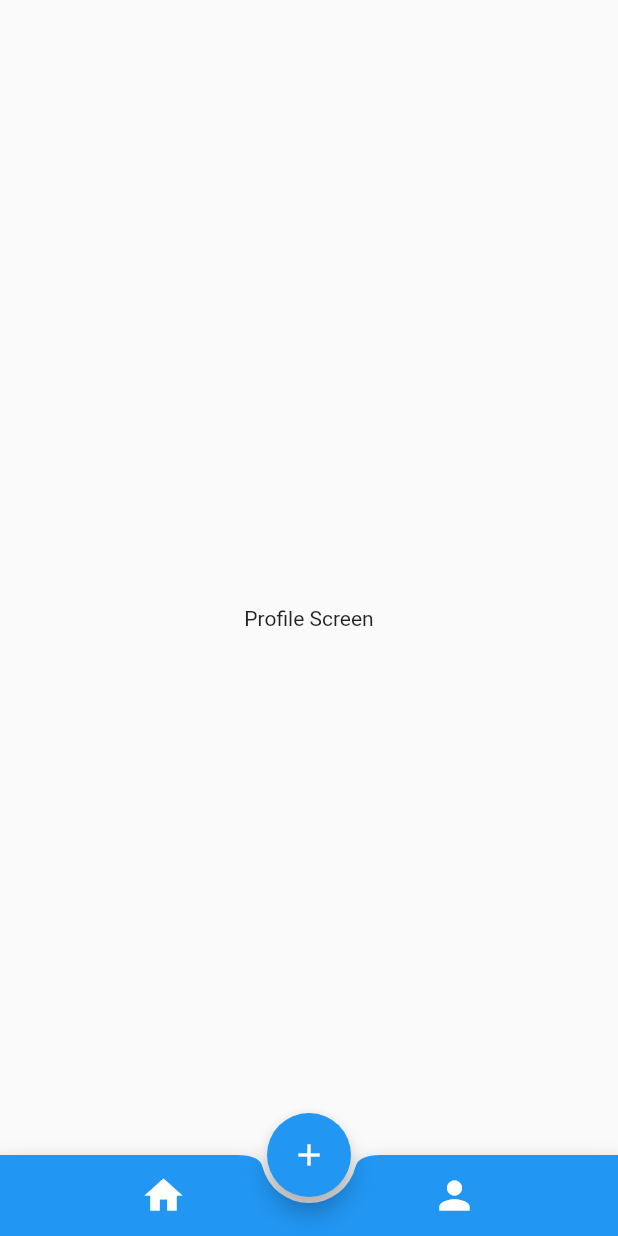
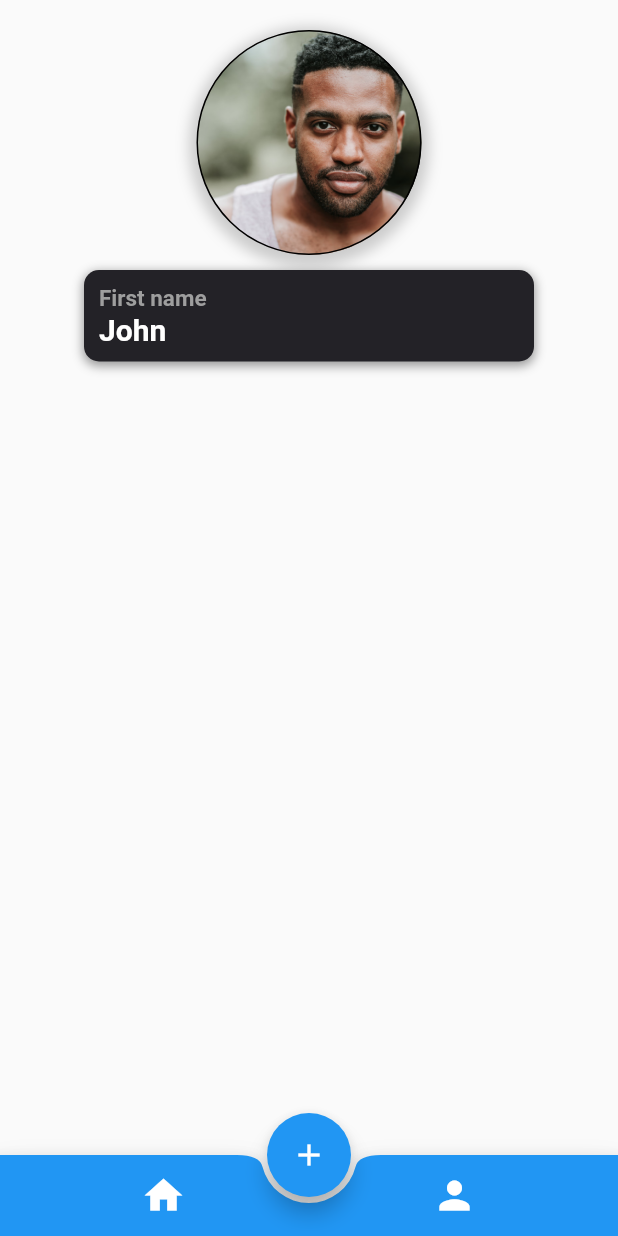
Before and after one commit to julysNICK/games_finish_flutter, a Flutter app: the ProfileScreen screen opened directly, on a phone screen of 412 x 824 dp. Run offline on Flutter 3.47's test engine with Material 2 defaults, Android fonts, the phone set to English and light mode, and no system bars.

Commit message:
add profile screen and add information profile

```diff
--- a/lib/screens/profile/profile_screen.dart
+++ b/lib/screens/profile/profile_screen.dart
@@ -1,4 +1,5 @@
 import 'package:flutter/material.dart';
+import 'package:games_finish/screens/profile/widgets/card_information_profile.dart';
 
 import '../../ui/widgets/my_bottom_app_bar/my_bottom_app_bar.dart';
 import '../home/widgets/bottom_bar/bottom_bar.dart';
@@ -14,8 +15,44 @@ class _ProfileScreenState extends State<ProfileScreen> {
   @override
   Widget build(BuildContext context) {
     return Scaffold(
-      body: const Center(
-        child: Text('Profile Screen'),
+      body: SafeArea(
+        child: Column(
+          children: [
+            const SizedBox(
+              height: 20,
+            ),
+            Center(
+              child: Container(
+                height: 150,
+                width: 150,
+                decoration: BoxDecoration(
+                  image: const DecorationImage(
+                    image: AssetImage('assets/ProfilVector.png'),
+                    fit: BoxFit.cover,
+                  ),
+                  color: Colors.red,
+                  borderRadius: BorderRadius.circular(100),
+                  border: Border.all(
+                    color: Colors.black,
+                    width: 1,
+                  ),
+                  boxShadow: [
+                    BoxShadow(
+                      color: Colors.grey.withOpacity(0.5),
+                      spreadRadius: 5,
+                      blurRadius: 7,
+                      offset: const Offset(0, 3), // changes position of shadow
+                    ),
+                  ],
+                ),
+              ),
+            ),
+            const SizedBox(
+              height: 10,
+            ),
+            const CardInformation()
+          ],
+        ),
       ),
       floatingActionButtonLocation: FloatingActionButtonLocation.centerDocked,
       floatingActionButton: const BottomBarNav(),
--- /dev/null
+++ b/lib/screens/profile/widgets/card_information_profile.dart
@@ -0,0 +1,46 @@
+import 'package:flutter/material.dart';
+
+class CardInformation extends StatelessWidget {
+  const CardInformation({
+    super.key,
+  });
+
+  @override
+  Widget build(BuildContext context) {
+    return Container(
+      width: 300,
+      padding: const EdgeInsets.symmetric(vertical: 10, horizontal: 10),
+      decoration: BoxDecoration(
+        color: const Color(0xFF232227),
+        borderRadius: const BorderRadius.all(
+          Radius.circular(10),
+        ),
+        boxShadow: [
+          BoxShadow(
+            color: Colors.black.withOpacity(0.4),
+            spreadRadius: 0.5,
+            blurRadius: 5,
+            offset: const Offset(0, 2),
+          ),
+        ],
+      ),
+      child:
+          Column(crossAxisAlignment: CrossAxisAlignment.start, children: const [
+        Text(
+          'First name',
+          style: TextStyle(
+            color: Colors.grey,
+            fontSize: 15,
+            fontWeight: FontWeight.bold,
+          ),
+        ),
+        Text("John",
+            style: TextStyle(
+              color: Colors.white,
+              fontSize: 20,
+              fontWeight: FontWeight.bold,
+            )),
+      ]),
+    );
+  }
+}
```
Also changed, not shown: assets/ProfilVector.png (added).
